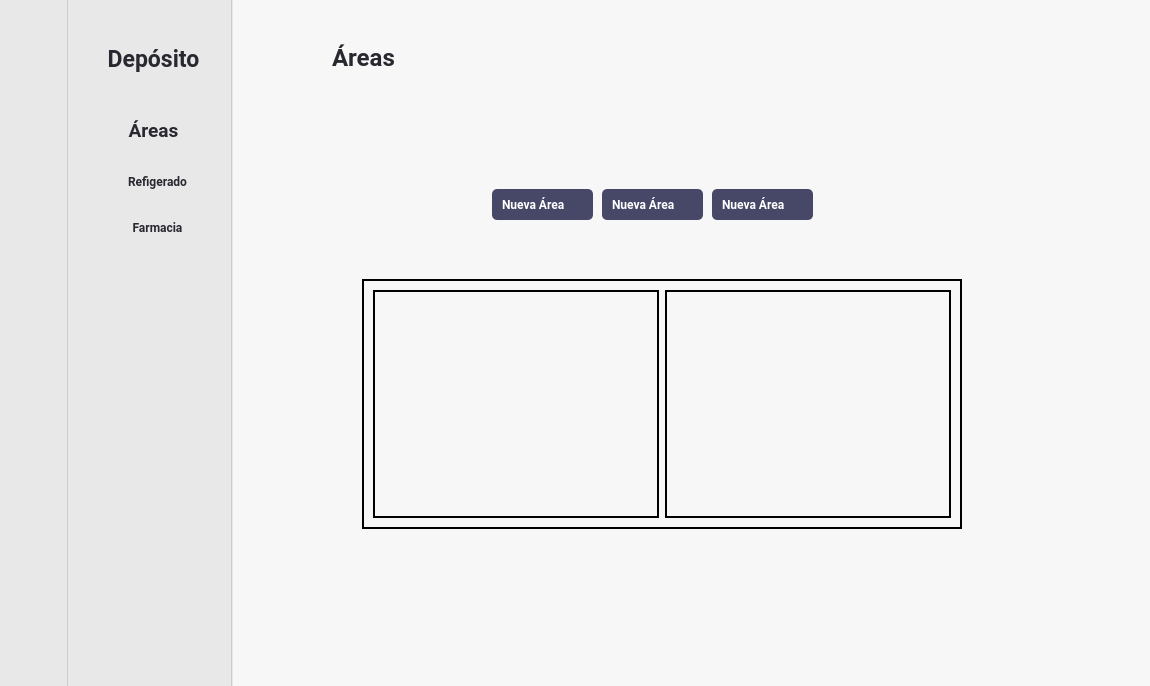
Before: the Qt Designer form Interfaces/main/mordern.ui in juanignaciocansillieri/Proyecto-Final, drawn with Qt 5.
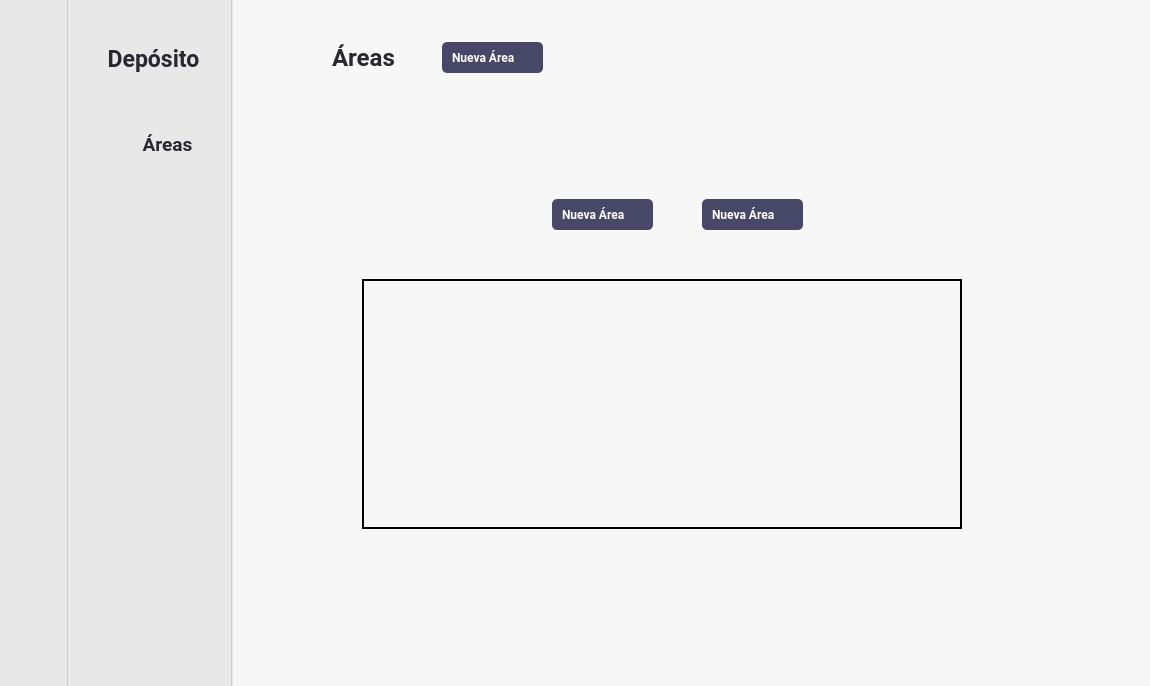
After: the same form once the commit is applied. Icons and pictures are not drawn.

Commit message: Areas dinamicas

What changed in the file:
```diff
--- a/Interfaces/main/mordern.ui
+++ b/Interfaces/main/mordern.ui
@@ -10,6 +10,12 @@
     <height>686</height>
    </rect>
   </property>
+  <property name="minimumSize">
+   <size>
+    <width>0</width>
+    <height>686</height>
+   </size>
+  </property>
   <property name="maximumSize">
    <size>
     <width>1150</width>
@@ -702,15 +708,9 @@
                       <property name="frameShadow">
                        <enum>QFrame::Raised</enum>
                       </property>
+                      <layout class="QVBoxLayout" name="verticalLayout_8">
+                       <item>
                       <widget class="QLabel" name="label_12">
-                       <property name="geometry">
-                        <rect>
-                         <x>0</x>
-                         <y>0</y>
-                         <width>128</width>
-                         <height>31</height>
-                        </rect>
-                       </property>
                        <property name="minimumSize">
                         <size>
                          <width>128</width>
@@ -742,104 +742,19 @@
                         <set>Qt::AlignCenter</set>
                        </property>
                       </widget>
+                       </item>
+                       <item alignment="Qt::AlignTop">
                       <widget class="QFrame" name="frame_5">
-                       <property name="geometry">
-                        <rect>
-                         <x>0</x>
-                         <y>30</y>
-                         <width>131</width>
-                         <height>121</height>
-                        </rect>
-                       </property>
                        <property name="frameShape">
                         <enum>QFrame::StyledPanel</enum>
                        </property>
                        <property name="frameShadow">
                         <enum>QFrame::Raised</enum>
                        </property>
-                       <layout class="QVBoxLayout" name="verticalLayout_7">
-                        <item>
-                         <widget class="QPushButton" name="products_btn_7">
-                          <property name="font">
-                           <font>
-                            <family>Roboto</family>
-                            <pointsize>9</pointsize>
-                            <weight>75</weight>
-                            <bold>true</bold>
-                           </font>
-                          </property>
-                          <property name="cursor">
-                           <cursorShape>PointingHandCursor</cursorShape>
-                          </property>
-                          <property name="styleSheet">
-                           <string notr="true">QPushButton{
-border:none;
-font-family: Roboto;
-border-radius:5px;
-text-align: center;
-color: #282830 ;
-padding:5px
-
-
-}
-
-QPushButton:hover{
-	background-color: rgba(105, 105, 226, 50);
-}</string>
-                          </property>
-                          <property name="text">
-                           <string>Refigerado</string>
-                          </property>
-                          <property name="iconSize">
-                           <size>
-                            <width>30</width>
-                            <height>30</height>
-                           </size>
-                          </property>
-                         </widget>
-                        </item>
-                        <item>
-                         <widget class="QPushButton" name="products_btn_6">
-                          <property name="font">
-                           <font>
-                            <family>Roboto</family>
-                            <pointsize>9</pointsize>
-                            <weight>75</weight>
-                            <bold>true</bold>
-                           </font>
-                          </property>
-                          <property name="cursor">
-                           <cursorShape>PointingHandCursor</cursorShape>
-                          </property>
-                          <property name="styleSheet">
-                           <string notr="true">QPushButton{
-border:none;
-font-family: Roboto;
-border-radius:5px;
-text-align: center;
-color: #282830 ;
-padding:5px;
-
-
-}
-
-QPushButton:hover{
-	background-color: rgba(105, 105, 226, 50);
-}</string>
-                          </property>
-                          <property name="text">
-                           <string>Farmacia</string>
-                          </property>
-                          <property name="iconSize">
-                           <size>
-                            <width>30</width>
-                            <height>30</height>
-                           </size>
-                          </property>
+                         <layout class="QVBoxLayout" name="verticalLayout_7"/>
                          </widget>
                         </item>
                        </layout>
-                      </widget>
                      </widget>
                     </item>
                    </layout>
@@ -2952,28 +2867,7 @@
                  <property name="frameShadow">
                   <enum>QFrame::Raised</enum>
                  </property>
-                 <layout class="QGridLayout" name="gridLayout">
-                  <item row="0" column="0">
-                   <widget class="QFrame" name="frame_27">
-                    <property name="frameShape">
-                     <enum>QFrame::StyledPanel</enum>
-                    </property>
-                    <property name="frameShadow">
-                     <enum>QFrame::Raised</enum>
-                    </property>
-                   </widget>
-                  </item>
-                  <item row="0" column="1">
-                   <widget class="QFrame" name="frame_28">
-                    <property name="frameShape">
-                     <enum>QFrame::StyledPanel</enum>
-                    </property>
-                    <property name="frameShadow">
-                     <enum>QFrame::Raised</enum>
-                    </property>
-                   </widget>
-                  </item>
-                 </layout>
+                 <layout class="QGridLayout" name="gridLayout"/>
                 </widget>
                 <widget class="QFrame" name="top_frame_stock_4">
                  <property name="geometry">
@@ -3122,6 +3016,60 @@
                        </size>
                       </property>
                      </widget>
+                     <widget class="QPushButton" name="newArea_btn">
+                      <property name="geometry">
+                       <rect>
+                        <x>200</x>
+                        <y>20</y>
+                        <width>101</width>
+                        <height>31</height>
+                       </rect>
+                      </property>
+                      <property name="minimumSize">
+                       <size>
+                        <width>0</width>
+                        <height>26</height>
+                       </size>
+                      </property>
+                      <property name="font">
+                       <font>
+                        <family>Roboto</family>
+                        <pointsize>9</pointsize>
+                        <weight>75</weight>
+                        <bold>true</bold>
+                       </font>
+                      </property>
+                      <property name="cursor">
+                       <cursorShape>PointingHandCursor</cursorShape>
+                      </property>
+                      <property name="styleSheet">
+                       <string notr="true">QPushButton{
+background-color: rgb(71, 71, 103);
+color:#fff;
+padding-left:10px;
+border-radius: 5px;
+text-align:left;
+}
+
+QPushButton:hover{
+background-color: rgba(71, 71, 103,180);
+
+}</string>
+                      </property>
+                      <property name="text">
+                       <string>Nueva Área</string>
+                      </property>
+                      <property name="icon">
+                       <iconset resource="../../../Prueba/img/img_oficiales.qrc">
+                        <normaloff>:/cct/plus.png</normaloff>:/cct/plus.png</iconset>
+                      </property>
+                      <property name="iconSize">
+                       <size>
+                        <width>13</width>
+                        <height>13</height>
+                       </size>
+                      </property>
+                     </widget>
                     </widget>
                    </item>
                   </layout>
@@ -3130,8 +3078,8 @@
                 <widget class="QPushButton" name="user_new_btn_3">
                  <property name="geometry">
                   <rect>
-                   <x>360</x>
-                   <y>180</y>
+                   <x>310</x>
+                   <y>190</y>
                    <width>101</width>
                    <height>31</height>
                   </rect>
@@ -3184,62 +3132,8 @@
                 <widget class="QPushButton" name="user_new_btn_4">
                  <property name="geometry">
                   <rect>
-                   <x>470</x>
-                   <y>180</y>
-                   <width>101</width>
-                   <height>31</height>
-                  </rect>
-                 </property>
-                 <property name="minimumSize">
-                  <size>
-                   <width>0</width>
-                   <height>26</height>
-                  </size>
-                 </property>
-                 <property name="font">
-                  <font>
-                   <family>Roboto</family>
-                   <pointsize>9</pointsize>
-                   <weight>75</weight>
-                   <bold>true</bold>
-                  </font>
-                 </property>
-                 <property name="cursor">
-                  <cursorShape>PointingHandCursor</cursorShape>
-                 </property>
-                 <property name="styleSheet">
-                  <string notr="true">QPushButton{
-background-color: rgb(71, 71, 103);
-color:#fff;
-padding-left:10px;
-border-radius: 5px;
-text-align:left;
-}
-
-QPushButton:hover{
-background-color: rgba(71, 71, 103,180);
-
-}</string>
-                 </property>
-                 <property name="text">
-                  <string>Nueva Área</string>
-                 </property>
-                 <property name="icon">
-                  <iconset resource="../../../Prueba/img/img_oficiales.qrc">
-                   <normaloff>:/cct/plus.png</normaloff>:/cct/plus.png</iconset>
-                 </property>
-                 <property name="iconSize">
-                  <size>
-                   <width>13</width>
-                   <height>13</height>
-                  </size>
-                 </property>
-                </widget>
-                <widget class="QPushButton" name="user_new_btn_2">
-                 <property name="geometry">
-                  <rect>
-                   <x>250</x>
-                   <y>180</y>
+                   <x>460</x>
+                   <y>190</y>
                    <width>101</width>
                    <height>31</height>
                   </rect>
```
Left out of the diff: 2 changed lines with no effect on the pictures. Lines whose indentation alone changed are shown as unchanged. The commit also changes 19 other files.
